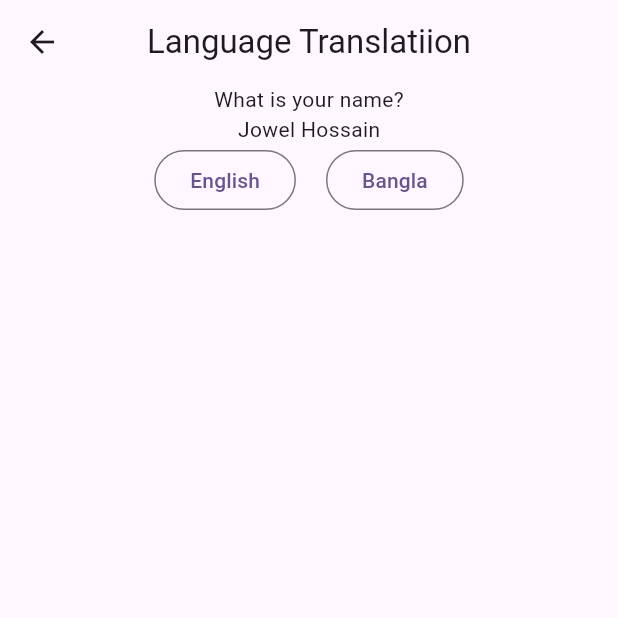
After one commit to jowelhossain/Flutter_Getx, a Flutter app: the LanguageConvert screen opened directly, after a tap on "English", on a phone screen of 412 x 824 dp, the top half of it. The commit adds this screen. Run offline on Flutter 3.47's test engine with Material 2 defaults, Android fonts, the light colour scheme and no system bars; our stand-ins replace get.

Commit message:
Translations and Language change

```diff
--- a/lib/home_page.dart
+++ b/lib/home_page.dart
@@ -1,6 +1,7 @@
 import 'package:flutter/material.dart';
 import 'package:flutter_getx_project/screen/alart_dialog.dart';
 import 'package:flutter_getx_project/screen/bottom_sheet.dart';
+import 'package:flutter_getx_project/screen/languages.dart';
 import 'package:flutter_getx_project/screen/snackbar.dart';
 import 'package:get/get.dart';
 
@@ -29,6 +30,9 @@ class _HomePageState extends State<HomePage> {
             ElevatedButton(onPressed: (){
               Get.to(BottomSheetTest());
             }, child: Text("Bottom Sheet")),
+      ElevatedButton(onPressed: (){
+        Get.to(LanguageConvert());
+      },child: Text("Language Translate"),)
 
           ],
         ),
--- a/lib/main.dart
+++ b/lib/main.dart
@@ -1,5 +1,6 @@
 import 'package:flutter/material.dart';
 import 'package:flutter_getx_project/home_page.dart';
+import 'package:flutter_getx_project/screen/languages.dart';
 import 'package:get/get_navigation/src/root/get_material_app.dart';
 
 void main() {
@@ -14,6 +15,9 @@ class MyApp extends StatelessWidget {
   Widget build(BuildContext context) {
     return GetMaterialApp(
       debugShowCheckedModeBanner:false,
+      translations: Languages(),
+      locale: Locale('en','US'),
+      fallbackLocale: Locale('en','US'),
       title: 'Flutter Demo',
       theme: ThemeData(
         // This is the theme of your application.
--- a/lib/screen/bottom_sheet.dart
+++ b/lib/screen/bottom_sheet.dart
@@ -28,6 +28,20 @@ ElevatedButton(onPressed: (){
       Card(
         color:Colors.lightGreenAccent,
         child: ListTile(
+          onTap: (){
+            Get.changeTheme(ThemeData.light());
+          },
+          leading: Icon(Icons.light_mode),
+          title:Center(child: Text("Bottom Sheet")),
+        ),
+      ) ,
+      Card(
+        color:Colors.lightGreenAccent,
+        child: ListTile(
+          onTap: (){
+            Get.changeTheme(ThemeData.dark());
+          },
+          leading: Icon(Icons.dark_mode),
           title:Center(child: Text("Bottom Sheet")),
         ),
       )
--- /dev/null
+++ b/lib/screen/languages.dart
@@ -0,0 +1,56 @@
+
+import 'package:flutter/material.dart';
+import 'package:get/get.dart';
+import 'package:get/get_navigation/src/root/internacionalization.dart';
+
+class Languages extends Translations{
+  @override
+  // TODO: implement keys
+  Map<String, Map<String, String>> get keys => {
+   'en_US': {
+     "message":"What is your name?",
+     "name": "Jowel Hossain"
+   },
+
+    'bn_BD': {
+      "message":"আপনার নাম কি?",
+      "name": "জুয়েল হোসেন"
+    }
+
+  };
+
+}
+
+class LanguageConvert extends StatefulWidget {
+  const LanguageConvert({super.key});
+
+  @override
+  State<LanguageConvert> createState() => _LanguageConvertState();
+}
+
+class _LanguageConvertState extends State<LanguageConvert> {
+  @override
+  Widget build(BuildContext context) {
+    return Scaffold(
+
+      appBar: AppBar(title: Text("Language Translatiion"),centerTitle: true,),
+      body: Column(
+        children: [
+        Text("message".tr),
+        Text("name".tr),
+
+Row(
+  mainAxisAlignment: MainAxisAlignment.center,
+  children: [
+  OutlinedButton(onPressed: (){
+    Get.updateLocale(Locale("en","US") );
+  }, child: Text("English")),
+SizedBox(width: 20,),
+  OutlinedButton(onPressed: (){
+    Get.updateLocale(Locale("bn","BD") );
+  }, child: Text("Bangla")),
+],)
+      ],),
+    );
+  }
+}
```
